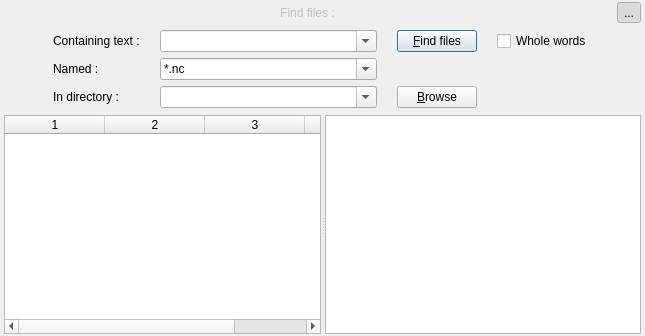
Before: the Qt Designer form src/findinfilesdialog.ui in GCodeProjects/GCodeWorkShop, drawn with Qt 5.
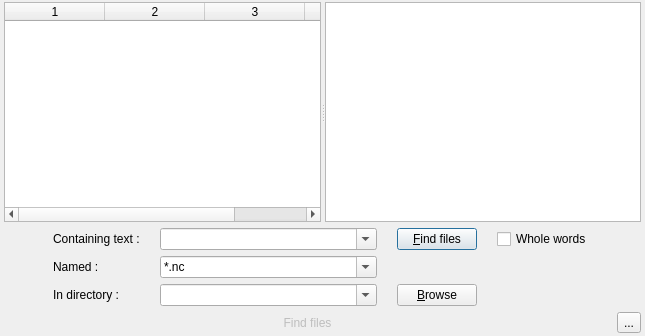
After: the same form once the commit is applied. Icons and pictures are not drawn.

Diff of the .ui file:
```diff
--- a/src/findinfilesdialog.ui
+++ b/src/findinfilesdialog.ui
@@ -11,7 +11,7 @@
    </rect>
   </property>
   <property name="sizePolicy">
-   <sizepolicy hsizetype="Minimum" vsizetype="Minimum">
+   <sizepolicy hsizetype="Maximum" vsizetype="Maximum">
     <horstretch>0</horstretch>
     <verstretch>0</verstretch>
    </sizepolicy>
@@ -36,65 +36,106 @@
     <number>2</number>
    </property>
    <item>
-    <layout class="QHBoxLayout" name="horizontalLayout">
-     <property name="sizeConstraint">
-      <enum>QLayout::SetFixedSize</enum>
+    <widget class="QSplitter" name="splitter">
+     <property name="sizePolicy">
+      <sizepolicy hsizetype="Expanding" vsizetype="Expanding">
+       <horstretch>0</horstretch>
+       <verstretch>0</verstretch>
+      </sizepolicy>
      </property>
-     <property name="bottomMargin">
-      <number>0</number>
+     <property name="orientation">
+      <enum>Qt::Horizontal</enum>
      </property>
-     <item>
-      <widget class="QPushButton" name="title">
-       <property name="enabled">
+     <property name="childrenCollapsible">
         <bool>false</bool>
        </property>
+     <widget class="QTableWidget" name="filesTable">
+      <property name="sizePolicy">
+       <sizepolicy hsizetype="Expanding" vsizetype="Expanding">
+        <horstretch>0</horstretch>
+        <verstretch>0</verstretch>
+       </sizepolicy>
+      </property>
        <property name="minimumSize">
         <size>
-         <width>0</width>
-         <height>22</height>
-        </size>
-       </property>
-       <property name="maximumSize">
-        <size>
-         <width>16777215</width>
-         <height>22</height>
-        </size>
-       </property>
-       <property name="text">
-        <string>Find files :</string>
-       </property>
-       <property name="icon">
-        <iconset>
-         <normaloff>:/images/filefind.png</normaloff>
-         <disabledoff>:/images/filefind.png</disabledoff>:/images/filefind.png</iconset>
-       </property>
-       <property name="flat">
+        <width>100</width>
+        <height>0</height>
+       </size>
+      </property>
+      <property name="contextMenuPolicy">
+       <enum>Qt::NoContextMenu</enum>
+      </property>
+      <property name="toolTip">
+       <string>Oneclick - preview, doubleclick - opens file in editor.</string>
+      </property>
+      <property name="editTriggers">
+       <set>QAbstractItemView::NoEditTriggers</set>
+      </property>
+      <property name="showDropIndicator" stdset="0">
+       <bool>false</bool>
+      </property>
+      <property name="alternatingRowColors">
         <bool>true</bool>
        </property>
-      </widget>
-     </item>
-     <item>
-      <widget class="QToolButton" name="hideToolButton">
-       <property name="text">
-        <string>...</string>
-       </property>
-       <property name="icon">
-        <iconset>
-         <normaloff>:/images/arrow-down.png</normaloff>
-         <normalon>:/images/arrow-up.png</normalon>:/images/arrow-down.png</iconset>
-       </property>
-       <property name="checkable">
+      <property name="selectionMode">
+       <enum>QAbstractItemView::SingleSelection</enum>
+      </property>
+      <property name="selectionBehavior">
+       <enum>QAbstractItemView::SelectRows</enum>
+      </property>
+      <property name="sortingEnabled">
         <bool>true</bool>
        </property>
-       <property name="checked">
+      <property name="wordWrap">
+       <bool>false</bool>
+      </property>
+      <property name="cornerButtonEnabled">
+       <bool>false</bool>
+      </property>
+      <property name="columnCount">
+       <number>4</number>
+      </property>
+      <attribute name="horizontalHeaderShowSortIndicator" stdset="0">
         <bool>true</bool>
-       </property>
-      </widget>
-     </item>
-    </layout>
+      </attribute>
+      <attribute name="verticalHeaderShowSortIndicator" stdset="0">
+       <bool>false</bool>
+      </attribute>
+      <attribute name="horizontalHeaderShowSortIndicator" stdset="0">
+       <bool>true</bool>
+      </attribute>
+      <attribute name="verticalHeaderShowSortIndicator" stdset="0">
+       <bool>false</bool>
+      </attribute>
+      <column/>
+      <column/>
+      <column/>
+      <column/>
+     </widget>
+     <widget class="QPlainTextEdit" name="preview">
+      <property name="sizePolicy">
+       <sizepolicy hsizetype="Expanding" vsizetype="Expanding">
+        <horstretch>0</horstretch>
+        <verstretch>0</verstretch>
+       </sizepolicy>
+      </property>
+      <property name="minimumSize">
+       <size>
+        <width>80</width>
+        <height>0</height>
+       </size>
+      </property>
+     </widget>
+    </widget>
    </item>
    <item>
     <widget class="QFrame" name="frame">
+     <property name="sizePolicy">
+      <sizepolicy hsizetype="Preferred" vsizetype="Minimum">
+       <horstretch>0</horstretch>
+       <verstretch>0</verstretch>
+      </sizepolicy>
+     </property>
      <property name="frameShape">
       <enum>QFrame::NoFrame</enum>
      </property>
@@ -109,7 +150,7 @@
        <number>0</number>
       </property>
       <property name="bottomMargin">
-       <number>1</number>
+       <number>0</number>
       </property>
       <property name="horizontalSpacing">
        <number>20</number>
@@ -298,85 +339,65 @@
     </widget>
    </item>
    <item>
-    <widget class="QSplitter" name="splitter">
-     <property name="sizePolicy">
-      <sizepolicy hsizetype="Expanding" vsizetype="Expanding">
-       <horstretch>0</horstretch>
-       <verstretch>0</verstretch>
-      </sizepolicy>
+    <layout class="QHBoxLayout" name="horizontalLayout">
+     <property name="sizeConstraint">
+      <enum>QLayout::SetFixedSize</enum>
      </property>
-     <property name="orientation">
-      <enum>Qt::Horizontal</enum>
+     <property name="bottomMargin">
+      <number>0</number>
      </property>
-     <property name="childrenCollapsible">
+     <item>
+      <widget class="QPushButton" name="title">
+       <property name="enabled">
       <bool>false</bool>
      </property>
-     <widget class="QTableWidget" name="filesTable">
       <property name="minimumSize">
        <size>
-        <width>80</width>
-        <height>0</height>
-       </size>
-      </property>
-      <property name="contextMenuPolicy">
-       <enum>Qt::NoContextMenu</enum>
-      </property>
+         <width>0</width>
+         <height>22</height>
+        </size>
+       </property>
+       <property name="maximumSize">
+        <size>
+         <width>16777215</width>
+         <height>22</height>
+        </size>
+       </property>
+       <property name="text">
+        <string>Find files</string>
+       </property>
+       <property name="icon">
+        <iconset>
+         <normaloff>:/images/filefind.png</normaloff>
+         <disabledoff>:/images/filefind.png</disabledoff>:/images/filefind.png</iconset>
+       </property>
+       <property name="flat">
+        <bool>true</bool>
+       </property>
+      </widget>
+     </item>
+     <item>
+      <widget class="QToolButton" name="hideToolButton">
       <property name="toolTip">
-       <string>Oneclick - preview, doubleclick - opens file in editor.</string>
-      </property>
-      <property name="editTriggers">
-       <set>QAbstractItemView::NoEditTriggers</set>
-      </property>
-      <property name="showDropIndicator" stdset="0">
-       <bool>false</bool>
-      </property>
-      <property name="alternatingRowColors">
+        <string>Hide</string>
+       </property>
+       <property name="text">
+        <string>...</string>
+       </property>
+       <property name="icon">
+        <iconset>
+         <normaloff>:/images/arrow-down.png</normaloff>
+         <normalon>:/images/arrow-up.png</normalon>:/images/arrow-down.png</iconset>
+       </property>
+       <property name="checkable">
        <bool>true</bool>
       </property>
-      <property name="selectionMode">
-       <enum>QAbstractItemView::SingleSelection</enum>
-      </property>
-      <property name="selectionBehavior">
-       <enum>QAbstractItemView::SelectRows</enum>
-      </property>
-      <property name="sortingEnabled">
-       <bool>true</bool>
-      </property>
-      <property name="wordWrap">
+       <property name="checked">
        <bool>false</bool>
       </property>
-      <property name="cornerButtonEnabled">
-       <bool>false</bool>
-      </property>
-      <property name="columnCount">
-       <number>4</number>
-      </property>
-      <attribute name="horizontalHeaderShowSortIndicator" stdset="0">
-       <bool>true</bool>
-      </attribute>
-      <attribute name="verticalHeaderShowSortIndicator" stdset="0">
-       <bool>false</bool>
-      </attribute>
-      <attribute name="horizontalHeaderShowSortIndicator" stdset="0">
-       <bool>true</bool>
-      </attribute>
-      <attribute name="verticalHeaderShowSortIndicator" stdset="0">
-       <bool>false</bool>
-      </attribute>
-      <column/>
-      <column/>
-      <column/>
-      <column/>
-     </widget>
-     <widget class="QPlainTextEdit" name="preview">
-      <property name="minimumSize">
-       <size>
-        <width>80</width>
-        <height>0</height>
-       </size>
-      </property>
-     </widget>
-    </widget>
+      </widget>
+     </item>
+    </layout>
    </item>
   </layout>
  </widget>
```
Lines whose indentation alone changed are shown as unchanged.
